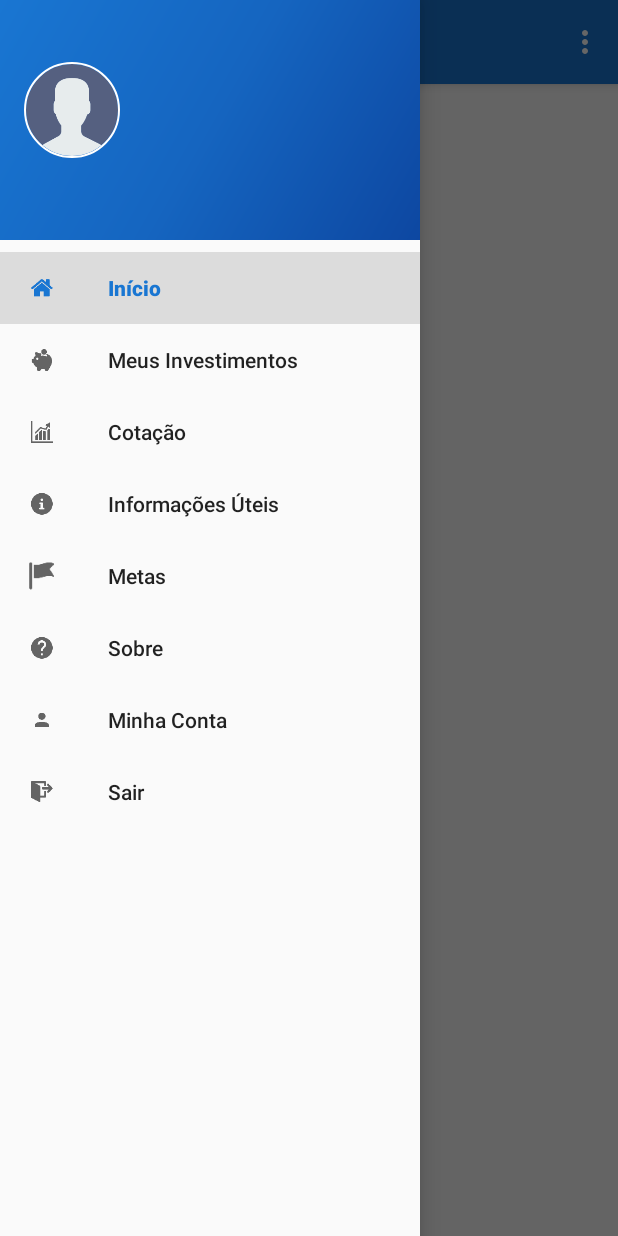
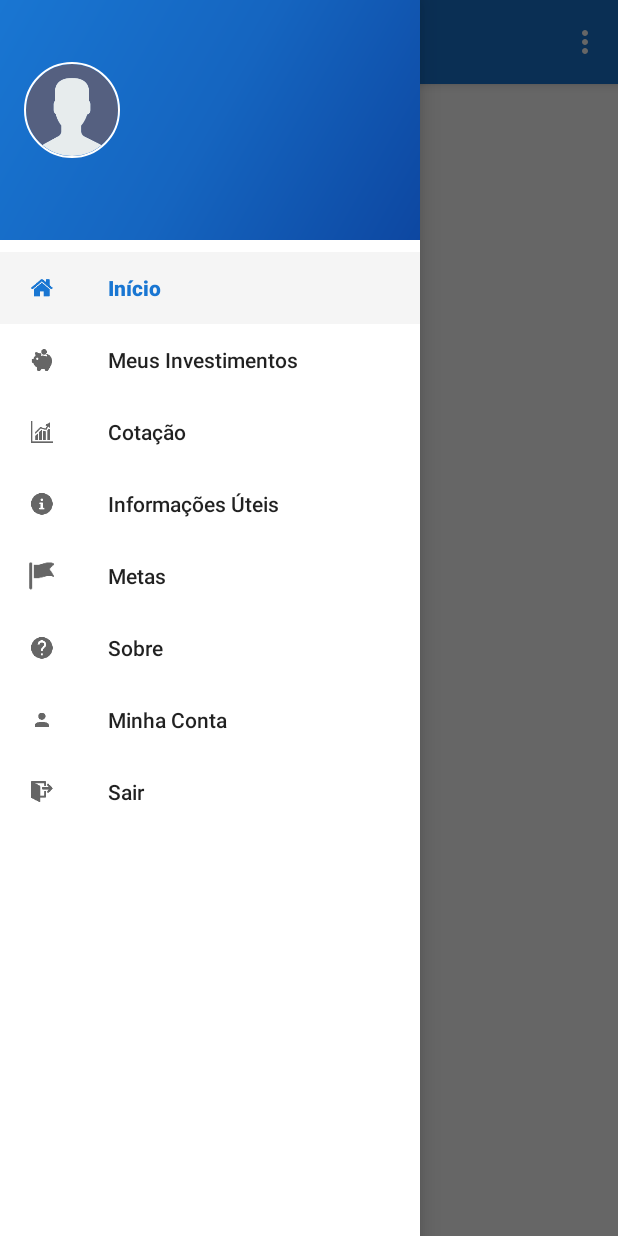
Before and after one commit to maikotrindade/invistoo, an Android app: the MainActivity screen opened directly, with no data from a screen before it, with the side drawer open, on a phone screen of 412 x 824 dp. Run offline under Robolectric (Android 15) with nearby library versions, the phone set to English and light mode, and no system bars; our stand-ins replace CircleImageView; libraries missing offline, so code that uses them is left out: com.github.mikephil.charting; pictures from the network do not load; 19 statements that could not run were skipped.

Commit message:
improve navigation drawer

```diff
--- /dev/null
+++ b/app/src/main/res/drawable/highlight_color.xml
@@ -0,0 +1,5 @@
+<shape
+    xmlns:android="http://schemas.android.com/apk/res/android"
+    android:shape="rectangle">
+    <solid android:color="@color/material_grey_100"/>
+</shape>
--- /dev/null
+++ b/app/src/main/res/drawable/nav_item_drawable.xml
@@ -0,0 +1,4 @@
+<selector xmlns:android="http://schemas.android.com/apk/res/android">
+    <item android:drawable="@drawable/highlight_color"
+          android:state_checked="true"/>
+</selector>
--- a/app/src/main/res/layout/activity_main.xml
+++ b/app/src/main/res/layout/activity_main.xml
@@ -21,6 +21,7 @@
         android:layout_gravity="start"
         android:fitsSystemWindows="true"
         app:headerLayout="@layout/nav_header_drawer"
+        app:itemBackground="@drawable/nav_item_drawable"
         app:menu="@menu/main_drawer_menu"/>
 
 </android.support.v4.widget.DrawerLayout>
--- a/app/src/main/res/values/styles.xml
+++ b/app/src/main/res/values/styles.xml
@@ -6,6 +6,8 @@
         <item name="colorPrimary">@color/colorPrimary</item>
         <item name="colorPrimaryDark">@color/colorPrimaryDark</item>
         <item name="colorAccent">@color/colorAccent</item>
+        <item name="android:colorBackground">@color/material_white_1000</item>
+        <item name="android:windowBackground">@color/material_white_1000</item>
     </style>
 
     <style name="AppTheme.NoActionBar">
```
